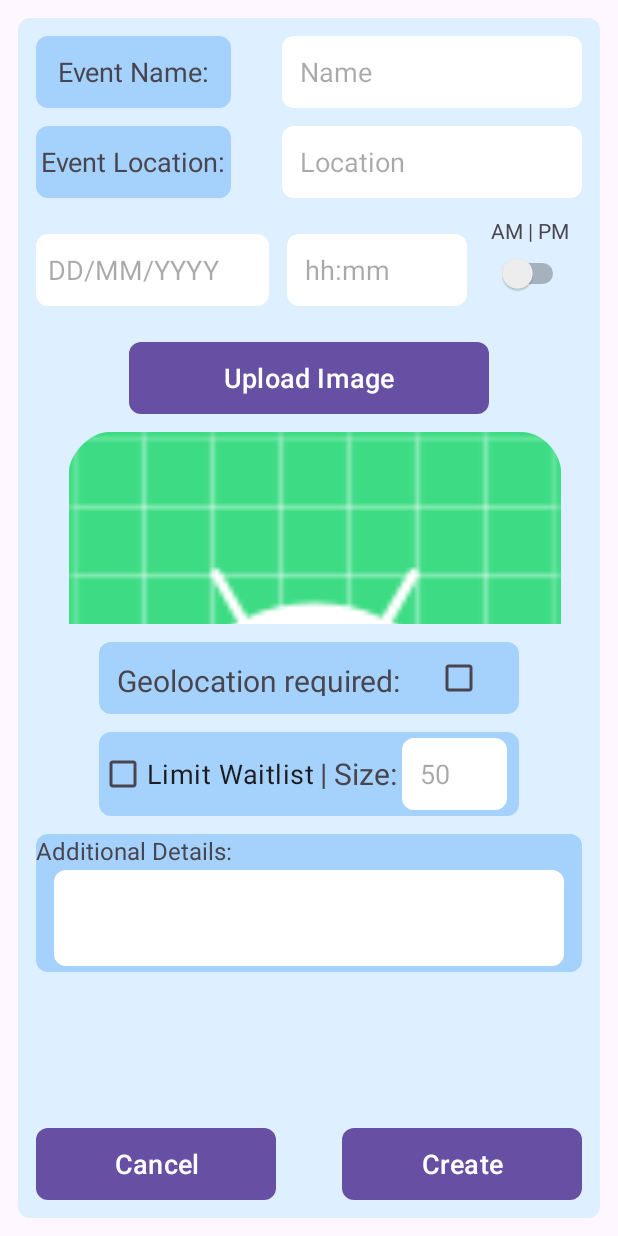
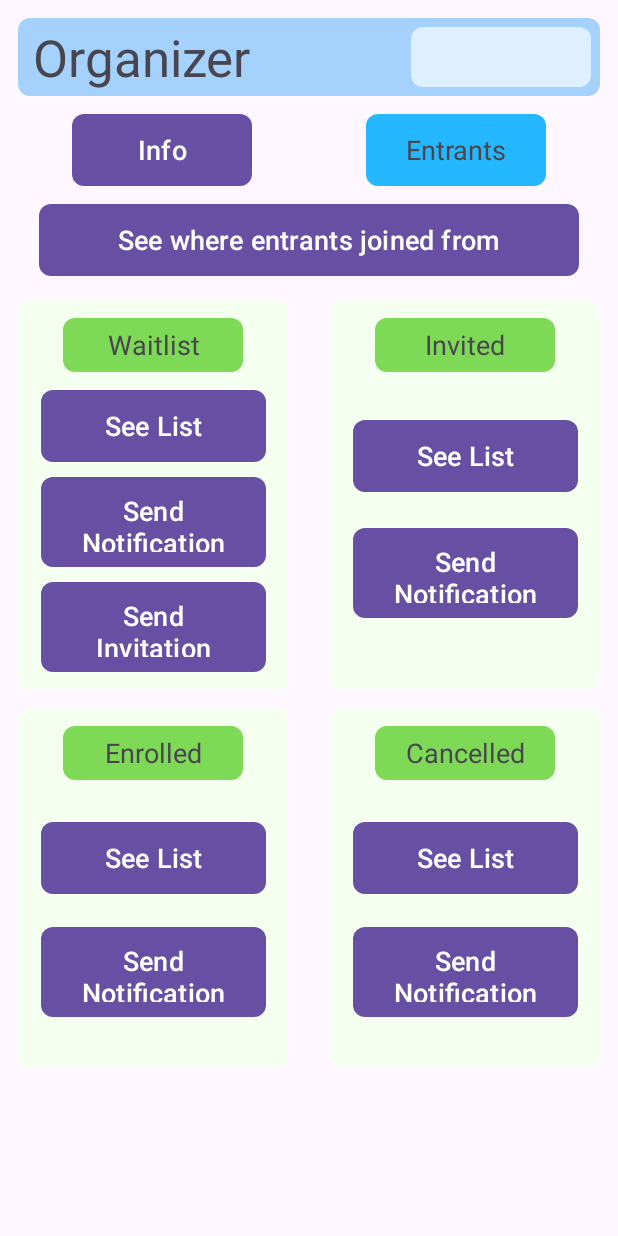
Before and after one commit to CMPUT301F25willow/willow-events, an Android app: the screen it shows after launch (EventCreationView before the commit, EventOrganizerView after it), on a phone screen of 412 x 824 dp. Run offline under Robolectric (Android 15) with nearby library versions, the light colour scheme and no system bars.

Commit message:
activity_event_organizer_entrants_view rough (functional) draft

```diff
--- /dev/null
+++ b/willowEvents/app/src/main/java/com/example/willowevents/EventOrganizerView.java
@@ -0,0 +1,14 @@
+package com.example.willowevents;
+
+import android.os.Bundle;
+
+import androidx.appcompat.app.AppCompatActivity;
+
+public class EventOrganizerView extends AppCompatActivity {
+
+    @Override
+    protected void onCreate(Bundle savedInstanceState) {
+        super.onCreate(savedInstanceState);
+        setContentView(R.layout.activity_event_organizer_entrants_view);
+    }
+}
--- a/willowEvents/app/src/main/java/com/example/willowevents/MainActivity.java
+++ b/willowEvents/app/src/main/java/com/example/willowevents/MainActivity.java
@@ -13,7 +13,7 @@ public class MainActivity extends AppCompatActivity {
         setContentView(R.layout.activity_main);
 
 //      FOR TESTING:
-        Intent myIntent = new Intent(MainActivity.this, EventCreationView.class);
+        Intent myIntent = new Intent(MainActivity.this, EventOrganizerView.class);
         startActivity(myIntent);
 
     }
--- /dev/null
+++ b/willowEvents/app/src/main/res/layout/activity_event_organizer_entrants_view.xml
@@ -0,0 +1,303 @@
+<?xml version="1.0" encoding="utf-8"?>
+<androidx.constraintlayout.widget.ConstraintLayout xmlns:android="http://schemas.android.com/apk/res/android"
+    xmlns:app="http://schemas.android.com/apk/res-auto"
+    xmlns:tools="http://schemas.android.com/tools"
+    android:id="@+id/main"
+    android:padding="12dp"
+    android:layout_width="match_parent"
+    android:layout_height="match_parent"
+    tools:context=".EventOrganizerView">
+
+    <androidx.appcompat.widget.Toolbar
+        android:id="@+id/profile_bar"
+        android:layout_width="match_parent"
+        android:layout_height="52dp"
+        android:background="@drawable/rounded_corner_background"
+        android:backgroundTint="@color/blue_base"
+        android:minHeight="?attr/actionBarSize"
+        android:padding="12dp"
+        android:theme="?attr/actionBarTheme"
+        app:layout_constraintEnd_toEndOf="parent"
+        app:layout_constraintStart_toStartOf="parent"
+        app:layout_constraintTop_toTopOf="parent" />
+
+    <TextView
+        android:id="@+id/username"
+        android:layout_width="wrap_content"
+        android:layout_height="wrap_content"
+        android:layout_marginStart="10dp"
+        android:text="Organizer"
+        android:textSize="34sp"
+        app:layout_constraintBottom_toBottomOf="@+id/profile_bar"
+        app:layout_constraintStart_toStartOf="@+id/profile_bar"
+        app:layout_constraintTop_toTopOf="@+id/profile_bar" />
+
+    <ImageButton
+        android:id="@+id/profile_button"
+        android:layout_width="120dp"
+        android:layout_height="40dp"
+        android:layout_marginTop="2dp"
+        android:layout_marginEnd="6dp"
+        android:layout_marginBottom="2dp"
+        android:background="@drawable/rounded_corner_background"
+        android:backgroundTint="@color/blue_background"
+        android:padding="12dp"
+        android:text="Profile"
+        app:layout_constraintBottom_toBottomOf="@+id/profile_bar"
+        app:layout_constraintEnd_toEndOf="@+id/profile_bar"
+        app:layout_constraintTop_toTopOf="@+id/profile_bar" />
+
+    <Button
+        android:id="@+id/info_button"
+        android:layout_width="120dp"
+        android:layout_height="48dp"
+        android:layout_marginStart="36dp"
+        android:layout_marginTop="12dp"
+        android:text="Info"
+        android:textSize="18sp"
+        android:background="@drawable/rounded_corner_background"
+        android:backgroundTint="@color/blue_base"
+        app:layout_constraintStart_toStartOf="parent"
+        app:layout_constraintTop_toBottomOf="@+id/profile_bar" />
+
+    <TextView
+        android:id="@+id/entrants_button"
+        android:layout_width="120dp"
+        android:layout_height="48dp"
+        android:layout_marginEnd="36dp"
+        android:layout_marginTop="12dp"
+        android:text="Entrants"
+        android:background="@drawable/rounded_corner_background"
+        android:backgroundTint="@color/blue_active"
+        android:gravity="center"
+        android:textSize="18sp"
+        app:layout_constraintEnd_toEndOf="parent"
+        app:layout_constraintTop_toBottomOf="@+id/profile_bar"/>
+
+    <Button
+        android:id="@+id/see_entrant_location_button"
+        android:layout_width="360dp"
+        android:layout_height="48dp"
+        android:layout_marginTop="12dp"
+        android:text="See where entrants joined from"
+        android:textSize="18sp"
+        android:background="@drawable/rounded_corner_background"
+        android:backgroundTint="@color/green_base"
+        app:layout_constraintStart_toStartOf="parent"
+        app:layout_constraintEnd_toEndOf="parent"
+        app:layout_constraintTop_toBottomOf="@+id/entrants_button" />
+
+    <TextView
+        android:id="@+id/waitlist_background"
+        android:layout_width="180dp"
+        android:layout_height="260dp"
+        android:layout_marginTop="16dp"
+        android:background="@drawable/rounded_corner_background"
+        android:backgroundTint="@color/green_background"
+        app:layout_constraintStart_toStartOf="parent"
+        app:layout_constraintTop_toBottomOf="@+id/see_entrant_location_button" />
+
+    <TextView
+        android:id="@+id/enrolled_background"
+        android:layout_width="180dp"
+        android:layout_height="240dp"
+        android:layout_marginTop="12dp"
+        android:background="@drawable/rounded_corner_background"
+        android:backgroundTint="@color/green_background"
+        app:layout_constraintStart_toStartOf="parent"
+        app:layout_constraintTop_toBottomOf="@+id/waitlist_background" />
+
+    <TextView
+        android:id="@+id/cancelled_background"
+        android:layout_width="180dp"
+        android:layout_height="240dp"
+        android:layout_marginTop="12dp"
+        android:background="@drawable/rounded_corner_background"
+        android:backgroundTint="@color/green_background"
+        app:layout_constraintEnd_toEndOf="parent"
+        app:layout_constraintTop_toBottomOf="@+id/waitlist_background" />
+
+    <TextView
+        android:id="@+id/invited_background"
+        android:layout_width="180dp"
+        android:layout_height="260dp"
+        android:layout_marginTop="16dp"
+        android:background="@drawable/rounded_corner_background"
+        android:backgroundTint="@color/green_background"
+        app:layout_constraintEnd_toEndOf="parent"
+        app:layout_constraintTop_toBottomOf="@+id/see_entrant_location_button" />
+
+    <TextView
+        android:id="@+id/waitlist_textview"
+        android:layout_width="120dp"
+        android:layout_height="36dp"
+        android:layout_marginTop="12dp"
+        android:background="@drawable/rounded_corner_background"
+        android:backgroundTint="@color/green_active"
+        android:gravity="center"
+        android:text="Waitlist"
+        android:textSize="18sp"
+        app:layout_constraintEnd_toEndOf="@+id/waitlist_background"
+        app:layout_constraintStart_toStartOf="@+id/waitlist_background"
+        app:layout_constraintTop_toTopOf="@+id/waitlist_background" />
+
+    <TextView
+        android:id="@+id/invited_textview"
+        android:layout_width="120dp"
+        android:layout_height="36dp"
+        android:layout_marginTop="12dp"
+        android:background="@drawable/rounded_corner_background"
+        android:backgroundTint="@color/green_active"
+        android:gravity="center"
+        android:text="Invited"
+        android:textSize="18sp"
+        app:layout_constraintEnd_toEndOf="parent"
+        app:layout_constraintStart_toStartOf="@+id/invited_background"
+        app:layout_constraintTop_toTopOf="@+id/waitlist_background" />
+
+    <TextView
+        android:id="@+id/enrolled_textview"
+        android:layout_width="120dp"
+        android:layout_height="36dp"
+        android:layout_marginTop="12dp"
+        android:background="@drawable/rounded_corner_background"
+        android:backgroundTint="@color/green_active"
+        android:gravity="center"
+        android:text="Enrolled"
+        android:textSize="18sp"
+        app:layout_constraintEnd_toEndOf="@+id/waitlist_background"
+        app:layout_constraintStart_toStartOf="@+id/waitlist_background"
+        app:layout_constraintTop_toTopOf="@+id/enrolled_background" />
+
+    <TextView
+        android:id="@+id/cancelled_textview"
+        android:layout_width="120dp"
+        android:layout_height="36dp"
+        android:layout_marginTop="12dp"
+        android:background="@drawable/rounded_corner_background"
+        android:backgroundTint="@color/green_active"
+        android:gravity="center"
+        android:text="Cancelled"
+        android:textSize="18sp"
+        app:layout_constraintEnd_toEndOf="@+id/cancelled_background"
+        app:layout_constraintStart_toStartOf="@+id/cancelled_background"
+        app:layout_constraintTop_toTopOf="@+id/enrolled_background" />
+
+    <Button
+        android:id="@+id/waitlist_see_entrants_button"
+        android:layout_width="150dp"
+        android:layout_height="48dp"
+        android:layout_marginTop="12dp"
+        android:background="@drawable/rounded_corner_background"
+        android:backgroundTint="@color/blue_base"
+        android:text="See List"
+        android:textSize="18sp"
+        app:layout_constraintEnd_toEndOf="@+id/waitlist_background"
+        app:layout_constraintStart_toStartOf="@+id/waitlist_background"
+        app:layout_constraintTop_toBottomOf="@+id/waitlist_textview" />
+
+    <Button
+        android:id="@+id/invited_see_entrants_button"
+        android:layout_width="150dp"
+        android:layout_height="48dp"
+        android:layout_marginTop="32dp"
+        android:background="@drawable/rounded_corner_background"
+        android:backgroundTint="@color/blue_base"
+        android:text="See List"
+        android:textSize="18sp"
+        app:layout_constraintEnd_toEndOf="@+id/invited_background"
+        app:layout_constraintStart_toStartOf="@+id/invited_background"
+        app:layout_constraintTop_toBottomOf="@+id/waitlist_textview" />
+
+    <Button
+        android:id="@+id/enrolled_see_entrants_button"
+        android:layout_width="150dp"
+        android:layout_height="48dp"
+        android:layout_marginTop="28dp"
+        android:background="@drawable/rounded_corner_background"
+        android:backgroundTint="@color/blue_base"
+        android:text="See List"
+        android:textSize="18sp"
+        app:layout_constraintEnd_toEndOf="@+id/enrolled_background"
+        app:layout_constraintStart_toStartOf="@+id/enrolled_background"
+        app:layout_constraintTop_toBottomOf="@+id/enrolled_textview" />
+
+    <Button
+        android:id="@+id/cancelled_see_entrants_button"
+        android:layout_width="150dp"
+        android:layout_height="48dp"
+        android:layout_marginTop="28dp"
+        android:background="@drawable/rounded_corner_background"
+        android:backgroundTint="@color/blue_base"
+        android:text="See List"
+        android:textSize="18sp"
+        app:layout_constraintEnd_toEndOf="@+id/cancelled_background"
+        app:layout_constraintStart_toStartOf="@+id/cancelled_background"
+        app:layout_constraintTop_toBottomOf="@+id/enrolled_textview" />
+
+    <Button
+        android:id="@+id/waitlist_send_notification_button"
+        android:layout_width="150dp"
+        android:layout_height="60dp"
+        android:layout_marginTop="10dp"
+        android:background="@drawable/rounded_corner_background"
+        android:backgroundTint="@color/blue_base"
+        android:text="Send Notification"
+        android:textSize="18sp"
+        app:layout_constraintEnd_toEndOf="@+id/waitlist_background"
+        app:layout_constraintStart_toStartOf="@+id/waitlist_background"
+        app:layout_constraintTop_toBottomOf="@+id/waitlist_see_entrants_button" />
+
+    <Button
+        android:id="@+id/invited_send_notification_button"
+        android:layout_width="150dp"
+        android:layout_height="60dp"
+        android:layout_marginTop="24dp"
+        android:background="@drawable/rounded_corner_background"
+        android:backgroundTint="@color/blue_base"
+        android:text="Send Notification"
+        android:textSize="18sp"
+        app:layout_constraintEnd_toEndOf="@+id/invited_background"
+        app:layout_constraintStart_toStartOf="@+id/invited_background"
+        app:layout_constraintTop_toBottomOf="@+id/invited_see_entrants_button" />
+
+    <Button
+        android:id="@+id/enrolled_send_notification_button"
+        android:layout_width="150dp"
+        android:layout_height="60dp"
+        android:layout_marginTop="22dp"
+        android:background="@drawable/rounded_corner_background"
+        android:backgroundTint="@color/blue_base"
+        android:text="Send Notification"
+        android:textSize="18sp"
+        app:layout_constraintEnd_toEndOf="@+id/enrolled_background"
+        app:layout_constraintStart_toStartOf="@+id/enrolled_background"
+        app:layout_constraintTop_toBottomOf="@+id/enrolled_see_entrants_button" />
+
+    <Button
+        android:id="@+id/cancelled_send_notification_button"
+        android:layout_width="150dp"
+        android:layout_height="60dp"
+        android:layout_marginTop="22dp"
+        android:background="@drawable/rounded_corner_background"
+        android:backgroundTint="@color/blue_base"
+        android:text="Send Notification"
+        android:textSize="18sp"
+        app:layout_constraintEnd_toEndOf="@+id/cancelled_background"
+        app:layout_constraintStart_toStartOf="@+id/cancelled_background"
+        app:layout_constraintTop_toBottomOf="@+id/enrolled_see_entrants_button" />
+
+    <Button
+        android:id="@+id/waitlist_send_invitation_button"
+        android:layout_width="150dp"
+        android:layout_height="60dp"
+        android:layout_marginTop="10dp"
+        android:background="@drawable/rounded_corner_background"
+        android:backgroundTint="@color/blue_base"
+        android:text="Send Invitation"
+        android:textSize="18sp"
+        app:layout_constraintEnd_toEndOf="@+id/waitlist_background"
+        app:layout_constraintStart_toStartOf="@+id/waitlist_background"
+        app:layout_constraintTop_toBottomOf="@+id/waitlist_send_notification_button" />
+
+</androidx.constraintlayout.widget.ConstraintLayout>
--- /dev/null
+++ b/willowEvents/app/src/main/res/layout/activity_event_organizer_info_view.xml
@@ -0,0 +1,77 @@
+<?xml version="1.0" encoding="utf-8"?>
+<androidx.constraintlayout.widget.ConstraintLayout xmlns:android="http://schemas.android.com/apk/res/android"
+    xmlns:app="http://schemas.android.com/apk/res-auto"
+    xmlns:tools="http://schemas.android.com/tools"
+    android:id="@+id/main"
+    android:padding="12dp"
+    android:layout_width="match_parent"
+    android:layout_height="match_parent"
+    tools:context=".EventOrganizerView">
+
+    <androidx.appcompat.widget.Toolbar
+        android:id="@+id/profile_bar"
+        android:layout_width="match_parent"
+        android:layout_height="52dp"
+        android:background="@drawable/rounded_corner_background"
+        android:backgroundTint="@color/blue_base"
+        android:minHeight="?attr/actionBarSize"
+        android:padding="12dp"
+        android:theme="?attr/actionBarTheme"
+        app:layout_constraintEnd_toEndOf="parent"
+        app:layout_constraintStart_toStartOf="parent"
+        app:layout_constraintTop_toTopOf="parent" />
+
+    <TextView
+        android:id="@+id/username"
+        android:layout_width="wrap_content"
+        android:layout_height="wrap_content"
+        android:layout_marginStart="10dp"
+        android:text="Organizer"
+        android:textSize="34sp"
+        app:layout_constraintBottom_toBottomOf="@+id/profile_bar"
+        app:layout_constraintStart_toStartOf="@+id/profile_bar"
+        app:layout_constraintTop_toTopOf="@+id/profile_bar" />
+
+    <ImageButton
+        android:id="@+id/profile_button"
+        android:layout_width="120dp"
+        android:layout_height="40dp"
+        android:layout_marginTop="2dp"
+        android:layout_marginEnd="6dp"
+        android:layout_marginBottom="2dp"
+        android:background="@drawable/rounded_corner_background"
+        android:backgroundTint="@color/blue_background"
+        android:padding="12dp"
+        android:text="Profile"
+        app:layout_constraintBottom_toBottomOf="@+id/profile_bar"
+        app:layout_constraintEnd_toEndOf="@+id/profile_bar"
+        app:layout_constraintTop_toTopOf="@+id/profile_bar" />
+
+    <TextView
+        android:id="@+id/info_button"
+        android:layout_width="120dp"
+        android:layout_height="48dp"
+        android:layout_marginStart="36dp"
+        android:layout_marginTop="12dp"
+        android:text="Info"
+        android:textSize="18sp"
+        android:gravity="center"
+        android:background="@drawable/rounded_corner_background"
+        android:backgroundTint="@color/blue_active"
+        app:layout_constraintStart_toStartOf="parent"
+        app:layout_constraintTop_toBottomOf="@+id/profile_bar" />
+
+    <Button
+        android:id="@+id/entrants_button"
+        android:layout_width="120dp"
+        android:layout_height="48dp"
+        android:layout_marginEnd="36dp"
+        android:layout_marginTop="12dp"
+        android:text="Entrants"
+        android:background="@drawable/rounded_corner_background"
+        android:backgroundTint="@color/blue_base"
+        android:textSize="18sp"
+        app:layout_constraintEnd_toEndOf="parent"
+        app:layout_constraintTop_toBottomOf="@+id/profile_bar"/>
+
+</androidx.constraintlayout.widget.ConstraintLayout>
--- a/willowEvents/app/src/main/res/layout/activity_main_organizer_view.xml
+++ b/willowEvents/app/src/main/res/layout/activity_main_organizer_view.xml
@@ -9,7 +9,7 @@
     tools:context=".MainOrganizerView">
 
     <androidx.appcompat.widget.Toolbar
-        android:id="@+id/profileBar"
+        android:id="@+id/main_organizer_profile_bar"
         android:layout_width="match_parent"
         android:layout_height="52dp"
         android:background="@drawable/rounded_corner_background"
@@ -21,15 +21,15 @@
         app:layout_constraintTop_toTopOf="parent" />
 
     <TextView
-        android:id="@+id/username"
+        android:id="@+id/main_organizer_username"
         android:layout_width="wrap_content"
         android:layout_height="wrap_content"
         android:layout_marginStart="10dp"
         android:textSize="34sp"
         android:text="Organizer"
-        app:layout_constraintBottom_toBottomOf="@+id/profileBar"
-        app:layout_constraintStart_toStartOf="@+id/profileBar"
-        app:layout_constraintTop_toTopOf="@+id/profileBar" />
+        app:layout_constraintBottom_toBottomOf="@+id/main_organizer_profile_bar"
+        app:layout_constraintStart_toStartOf="@+id/main_organizer_profile_bar"
+        app:layout_constraintTop_toTopOf="@+id/main_organizer_profile_bar" />
 
     <Button
         android:id="@+id/createNewEvent"
@@ -43,19 +43,19 @@
         app:cornerRadius="@dimen/corner_radius"
         app:layout_constraintEnd_toEndOf="parent"
         app:layout_constraintStart_toStartOf="parent"
-        app:layout_constraintTop_toBottomOf="@+id/profileBar" />
+        app:layout_constraintTop_toBottomOf="@+id/main_organizer_profile_bar" />
 
     <Button
         android:id="@+id/button3"
         android:layout_width="wrap_content"
-        android:layout_height="wrap_content"
+        android:layout_height="48dp"
         android:layout_marginTop="2dp"
-        android:layout_marginEnd="5dp"
+        android:layout_marginEnd="6dp"
         android:layout_marginBottom="2dp"
         android:text="Profile"
-        app:layout_constraintBottom_toBottomOf="@+id/profileBar"
-        app:layout_constraintEnd_toEndOf="@+id/profileBar"
-        app:layout_constraintTop_toTopOf="@+id/profileBar" />
+        app:layout_constraintBottom_toBottomOf="@+id/main_organizer_profile_bar"
+        app:layout_constraintEnd_toEndOf="@+id/main_organizer_profile_bar"
+        app:layout_constraintTop_toTopOf="@+id/main_organizer_profile_bar" />
 
     <ListView
         android:id="@+id/eventList"
```
Also changed, not shown: willowEvents/app/src/main/AndroidManifest.xml (+6 -3 lines).
